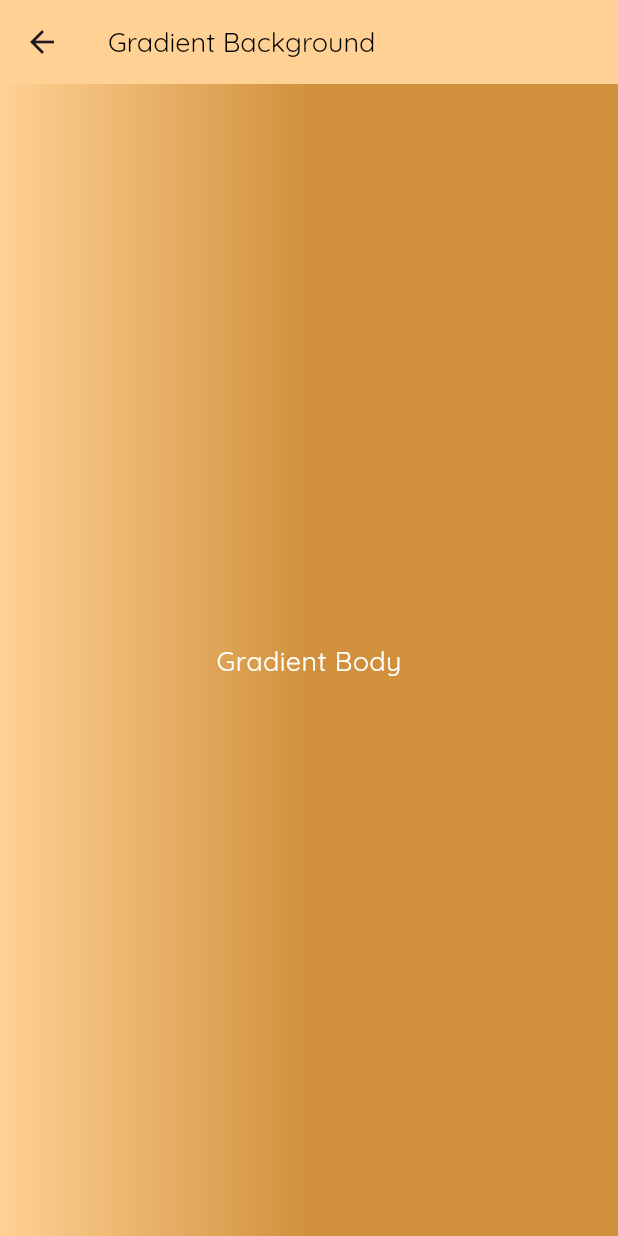
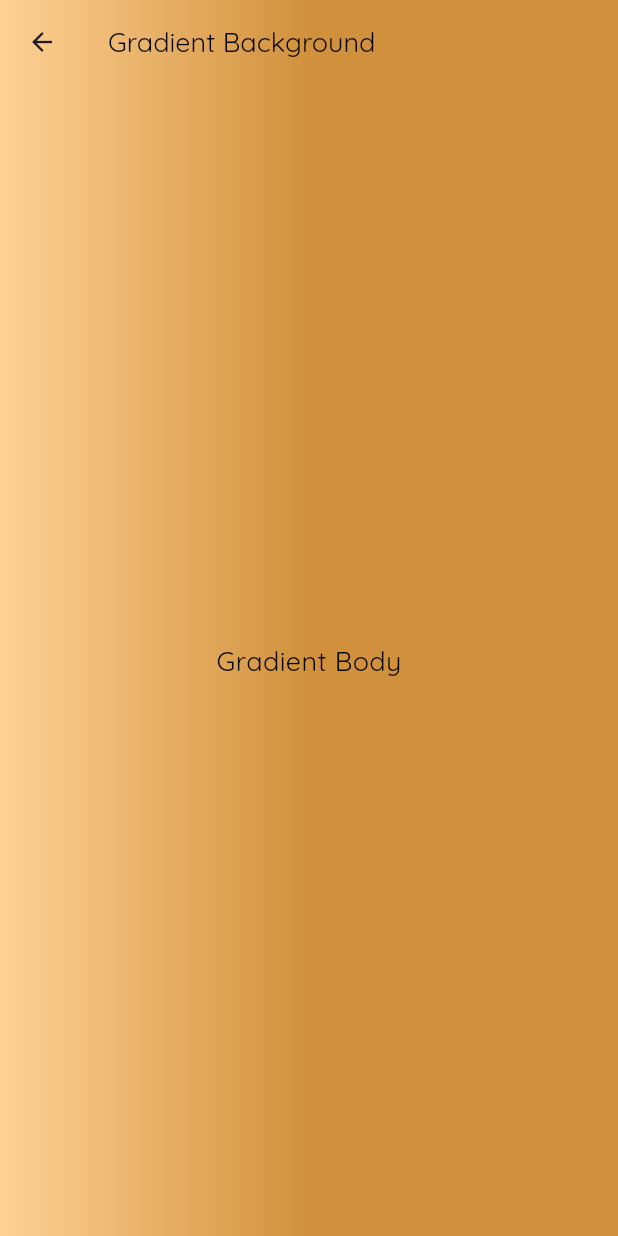
Before and after one commit to Ibtasam-98/flutter-basic-layout, a Flutter app: the GradientBackgroundScreen screen opened directly, on a phone screen of 412 x 824 dp. Run offline on Flutter 3.47's test engine with Material 3 defaults, Android fonts, the phone set to English and light mode, and no system bars; our stand-ins replace google_fonts.

Commit message:
gradient background

```diff
--- a/lib/gradient_background_screen.dart
+++ b/lib/gradient_background_screen.dart
@@ -8,7 +8,19 @@ class GradientBackgroundScreen extends StatelessWidget {
   Widget build(BuildContext context) {
     return Scaffold(
       appBar: AppBar(
-        backgroundColor: Color(0xffFFD194),
+          flexibleSpace: Container(
+            decoration: BoxDecoration(
+              gradient: LinearGradient(
+                // use can set position of gradient
+                begin: Alignment.center,
+                end: Alignment.centerLeft,
+                colors:[
+                  Color(0xffD1913C),
+                  Color(0xffFFD194),
+                ],
+              ),
+            ),
+          ),
         title: Text(
             "Gradient Background",
           style: GoogleFonts.quicksand(
@@ -17,6 +29,7 @@ class GradientBackgroundScreen extends StatelessWidget {
           ),
         ),
         centerTitle: false,
+        leading: Icon(Icons.arrow_back,size: 20,),
       ),
       body: Container(
         decoration: BoxDecoration(
@@ -35,7 +48,7 @@ class GradientBackgroundScreen extends StatelessWidget {
             "Gradient Body",
             style: GoogleFonts.quicksand(
               fontSize: 18,
-              color: Colors.white
+              color: Colors.black
             ),
           ),
         ),
```
